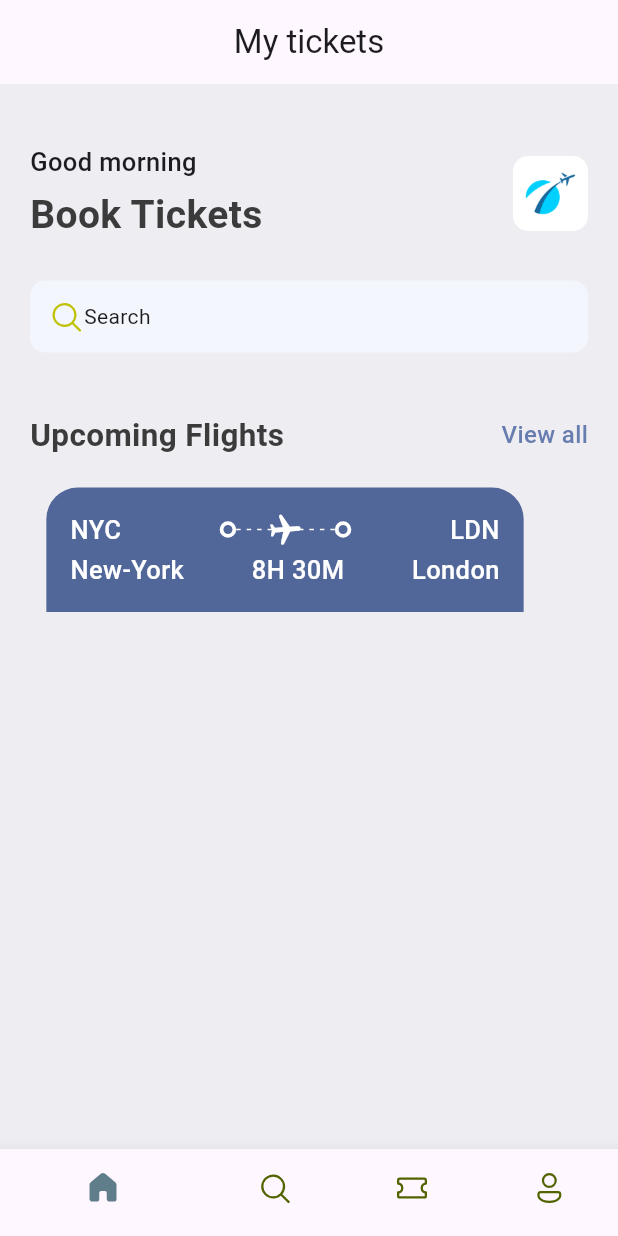
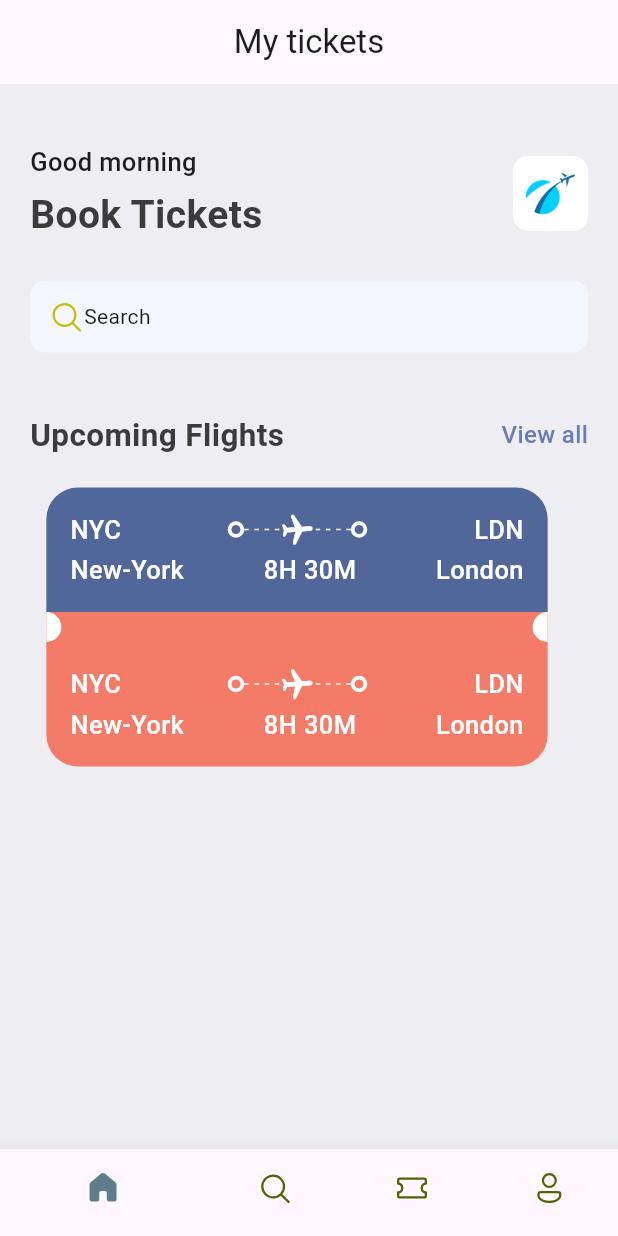
Before and after one commit to StandOut-0/Study-TicketApp, a Flutter app: the screen it shows after launch, on a phone screen of 412 x 824 dp. Run offline on Flutter 3.47's test engine with Material 3 defaults, Android fonts, the phone set to English and light mode, and no system bars; our stand-ins replace fluentui_icons.

Commit message:
만들었던 레이아웃을 복사 / 원 두개를 만들어 티켓모양으로 만든다.

```diff
--- a/lib/base/res/style/app_styles.dart
+++ b/lib/base/res/style/app_styles.dart
@@ -6,6 +6,7 @@ class AppStyles{
   static Color bgColor = const Color(0xFFeeedf2);
   static Color textColor =  const Color(0xFF3b3b3b);
   static Color ticketBlue =  const Color(0xFF526799);
+  static Color ticketOrange =  const Color(0xFFF37B67);
   static TextStyle textStyle = TextStyle(
       fontSize: 16,
       fontWeight: FontWeight.w500,
--- /dev/null
+++ b/lib/base/widgets/big_circle.dart
@@ -0,0 +1,26 @@
+import 'package:flutter/cupertino.dart';
+import 'package:flutter/material.dart';
+
+class BigCircle extends StatelessWidget {
+  final bool isRight;
+  const BigCircle({super.key, required this.isRight});
+
+  @override
+  Widget build(BuildContext context) {
+    return SizedBox(
+      width:10, height: 20,
+      child: DecoratedBox(decoration: BoxDecoration(
+          color: Colors.white,
+          borderRadius: isRight == true? const BorderRadius.only(
+              topLeft: Radius.circular(10),
+              bottomLeft: Radius.circular(10)
+          ):const BorderRadius.only(
+              topRight: Radius.circular(10),
+              bottomRight: Radius.circular(10)
+          )
+      ),
+
+      ),
+    );
+  }
+}
--- a/lib/base/widgets/ticket_view.dart
+++ b/lib/base/widgets/ticket_view.dart
@@ -1,9 +1,11 @@
 import 'package:flutter/cupertino.dart';
 import 'package:flutter/material.dart';
+import 'package:flutter/painting.dart';
 import 'package:ticket_app/base/res/style/app_styles.dart';
 import 'package:ticket_app/base/widgets/big_dot.dart';
 
 import 'app_layoutBuilder_widget.dart';
+import 'big_circle.dart';
 
 class TicketView extends StatelessWidget {
   const TicketView({super.key});
@@ -13,13 +15,12 @@ class TicketView extends StatelessWidget {
     final size = MediaQuery.of(context).size;
     return SizedBox(
       width: size.width*0.85,
-      height: 179,
+      height: 189,
       child: Container(
         margin: const EdgeInsets.only(right: 16),
         child: Column(
           children: [
             Container(
-              margin: const EdgeInsets.only(right: 16),
               padding: const EdgeInsets.all(16),
               decoration: BoxDecoration(
                   color: AppStyles.ticketBlue,
@@ -74,6 +75,72 @@ class TicketView extends StatelessWidget {
                 ],
               ),
             ),
+            Container(
+              height: 20,
+              color: AppStyles.ticketOrange,
+              child: Row(
+                children: [
+                  const BigCircle(isRight: false),
+                  Expanded(child: Container()),
+                  const BigCircle(isRight: true)
+                ],
+              )
+            ),
+            Container(
+              padding: const EdgeInsets.all(16),
+              decoration: BoxDecoration(
+                  color: AppStyles.ticketOrange,
+                  borderRadius: const BorderRadius.only(
+                      bottomLeft: Radius.circular(21),
+                      bottomRight: Radius.circular(21)
+                  )
+              ),
+              child: Column(
+                children: [
+                  Row(
+                    // mainAxisAlignment: MainAxisAlignment.spaceBetween,
+                    children: [
+                      Text("NYC",
+                        style: AppStyles.headLineStyle3.copyWith(color: Colors.white),),
+                      Expanded(child: Container()),
+                      const BigDot(),
+                      Expanded(child: Stack(
+                        children: [
+                          const SizedBox(
+                            height: 24,
+                            child: AppLayoutBuilderWidget(randomDivider: 6),
+                          ),
+                          Center(
+                              child: Transform.rotate(angle: 1.5,
+                                  child: const Icon(Icons.local_airport_rounded, color: Colors.white
+                                  )
+                              )
+                          )
+                        ],
+                      )),
+                      const BigDot(),
+                      Expanded(child: Container()),
+                      Text("LDN",
+                        style: AppStyles.headLineStyle3.copyWith(color: Colors.white),)
+                    ],
+                  ),
+                  const SizedBox(height: 3),
+                  Row(
+                    // mainAxisAlignment: MainAxisAlignment.spaceBetween,
+                    children: [
+                      Text("New-York",
+                        style: AppStyles.headLineStyle3.copyWith(color: Colors.white),),
+                      Expanded(child: Container()),
+                      Text("8H 30M",
+                        style: AppStyles.headLineStyle3.copyWith(color: Colors.white),),
+                      Expanded(child: Container()),
+                      Text("London",
+                        style: AppStyles.headLineStyle3.copyWith(color: Colors.white),)
+                    ],
+                  )
+                ],
+              ),
+            )
           ],
         ),
       ),
--- a/lib/main.dart
+++ b/lib/main.dart
@@ -3,22 +3,7 @@ import 'package:ticket_app/base/bottom_nav_bar.dart';
 
 void main() {
   runApp(const MyApp());
-  var test = TestClass(x: 4, y: 10);
-  print(test.x);
-  var newTest = test.copyWith(x:30);
-  print(test.y);
-  var newTest2 = test.copyWith(y:100);
-  print(newTest2.x);
-}
 
-class TestClass{
-  int x;
-  int y;
-
-  TestClass({required this.x, required this.y});
-  TestClass copyWith({int? x, int? y}){
-  return TestClass(x:x??this.x, y:y??this.y);
-  }
 }
 
 class MyApp extends StatelessWidget {
```
